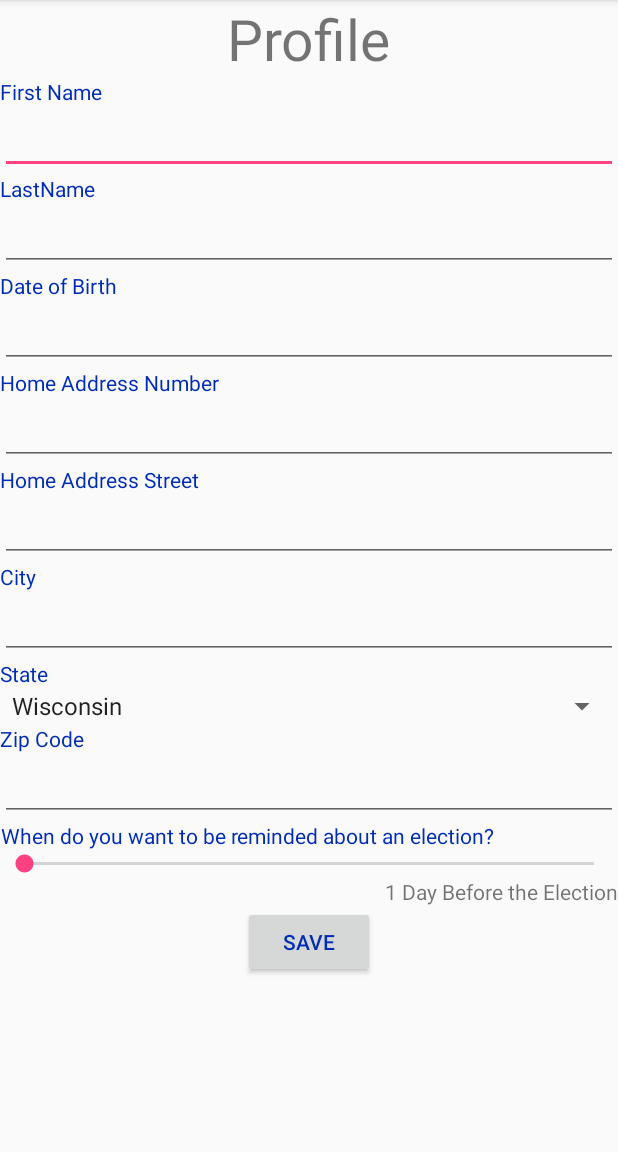
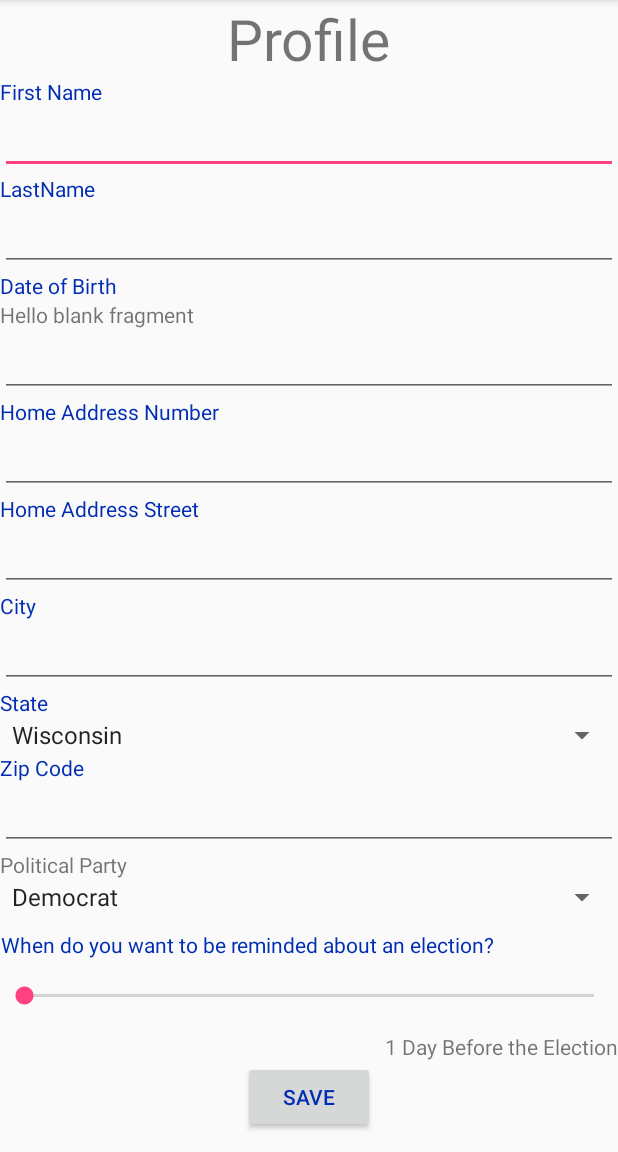
Before and after one commit to Phunkenstein/votair, an Android app: the fragment ProfileFragment shown on its own in the app's theme, on a phone screen of 412 x 824 dp, the part 84-1236 px from its top. Run offline under Robolectric (Android 15) with nearby library versions, the phone set to English and light mode, and no system bars; libraries missing offline, so code that uses them is left out: com.google.api.client; 2 statements that could not run were skipped.

Commit message:
Added beginnings of calendar select for profile. Added political party options to profile (doesn't send anything yet).

```diff
--- /dev/null
+++ b/app/src/main/java/com/montedigorno/votair/DatePickerFragment.java
@@ -0,0 +1,52 @@
+package com.montedigorno.votair;
+
+import android.app.DatePickerDialog;
+import android.app.Dialog;
+import android.content.Context;
+import android.net.Uri;
+import android.os.Bundle;
+import android.support.v4.app.DialogFragment;
+import android.support.v4.app.Fragment;
+import android.view.LayoutInflater;
+import android.view.View;
+import android.view.ViewGroup;
+import android.widget.DatePicker;
+
+import java.util.Calendar;
+
+
+/**
+ * A simple {@link Fragment} subclass.
+ * Activities that contain this fragment must implement the
+ * {@link DatePickerFragment.OnFragmentInteractionListener} interface
+ * to handle interaction events.
+ * Use the {@link DatePickerFragment#newInstance} factory method to
+ * create an instance of this fragment.
+ */
+public class DatePickerFragment extends DialogFragment
+        implements DatePickerDialog.OnDateSetListener {
+
+    @Override
+    public View onCreateView(LayoutInflater inflater, ViewGroup container,
+                             Bundle savedInstanceState) {
+        // Inflate the layout for this fragment
+        View datePickerView = inflater.inflate(R.layout.fragment_date_picker, container, false);
+        return datePickerView;
+    }
+
+        @Override
+    public Dialog onCreateDialog(Bundle savedInstanceState) {
+        // Use the current date as the default date in the picker
+        final Calendar c = Calendar.getInstance();
+        int year = c.get(Calendar.YEAR);
+        int month = c.get(Calendar.MONTH);
+        int day = c.get(Calendar.DAY_OF_MONTH);
+
+        // Create a new instance of DatePickerDialog and return it
+        return new DatePickerDialog(getActivity(), this, year, month, day);
+    }
+
+    public void onDateSet(DatePicker view, int year, int month, int day) {
+        // Do something with the date chosen by the user
+    }
+}
--- a/app/src/main/java/com/montedigorno/votair/ProfileFragment.java
+++ b/app/src/main/java/com/montedigorno/votair/ProfileFragment.java
@@ -190,14 +190,20 @@ public class ProfileFragment extends Fragment implements AdapterView.OnItemSelec
         });
 
 
-        Spinner spinner = (Spinner) profView.findViewById((R.id.state_spinner));
+        Spinner stateSpinner = (Spinner) profView.findViewById((R.id.state_spinner));
         // Create an ArrayAdapter using the string array and a default spinner layout
         ArrayAdapter<CharSequence> adapter = ArrayAdapter.createFromResource(context,
                 R.array.state_array, android.R.layout.simple_spinner_item);
         // Specify the layout to use when the list of choices appears
         adapter.setDropDownViewResource(android.R.layout.simple_spinner_dropdown_item);
         // Apply the adapter to the spinner
-        spinner.setAdapter(adapter);
+        stateSpinner.setAdapter(adapter);
+
+        Spinner partySpinner = (Spinner)profView.findViewById(R.id.party_spinner);
+        ArrayAdapter<CharSequence> partyAdapter = ArrayAdapter.createFromResource(context,
+                R.array.party_array, android.R.layout.simple_spinner_item);
+        adapter.setDropDownViewResource(android.R.layout.simple_spinner_dropdown_item);
+        partySpinner.setAdapter(partyAdapter);
 
         return profView;
     }
--- /dev/null
+++ b/app/src/main/res/layout/fragment_date_picker.xml
@@ -0,0 +1,13 @@
+<FrameLayout xmlns:android="http://schemas.android.com/apk/res/android"
+    xmlns:tools="http://schemas.android.com/tools"
+    android:layout_width="match_parent"
+    android:layout_height="match_parent"
+    tools:context="com.montedigorno.votair.DatePickerFragment">
+
+    <!-- TODO: Update blank fragment layout -->
+    <TextView
+        android:layout_width="match_parent"
+        android:layout_height="match_parent"
+        android:text="@string/hello_blank_fragment" />
+
+</FrameLayout>
--- a/app/src/main/res/layout/fragment_profile.xml
+++ b/app/src/main/res/layout/fragment_profile.xml
@@ -58,6 +58,13 @@
             android:text="Date of Birth"
             android:id="@+id/textView3"
             android:textColor="#002db3"/>
+
+        <fragment
+            android:layout_width="match_parent"
+            android:layout_height="wrap_content"
+            android:name="com.montedigorno.votair.DatePickerFragment"
+            android:id="@+id/fragment"
+            tools:layout="@layout/fragment_date_picker" />
 
         <EditText
             android:layout_width="match_parent"
@@ -142,17 +149,32 @@
             android:layout_width="wrap_content"
             android:layout_height="wrap_content"
             android:textAppearance="?android:attr/textAppearanceSmall"
+            android:text="Political Party"
+            android:id="@+id/partyTitleID" />
+
+        <Spinner
+            android:layout_width="match_parent"
+            android:layout_height="wrap_content"
+            android:id="@+id/party_spinner" />
+
+        <TextView
+            android:layout_width="wrap_content"
+            android:layout_height="wrap_content"
+            android:textAppearance="?android:attr/textAppearanceSmall"
             android:text="When do you want to be reminded about an election?"
             android:id="@+id/numDaysReminderTitleID"
             android:gravity="center_horizontal"
-            android:textColor="#002db3"/>
+            android:textColor="#002db3"
+            android:layout_marginBottom="15dp"
+            android:layout_marginTop="10dp"/>
 
         <SeekBar
             android:layout_width="match_parent"
             android:layout_height="wrap_content"
             android:id="@+id/numDaysSeekBarID"
             android:layout_gravity="center_horizontal"
-            android:max="49"/>
+            android:max="49"
+            android:layout_marginBottom="15dp"/>
 
         <TextView
             android:layout_width="wrap_content"
--- a/app/src/main/res/values/strings.xml
+++ b/app/src/main/res/values/strings.xml
@@ -14,4 +14,12 @@
     <string-array name="state_array">
         <item>Wisconsin</item>
     </string-array>
+    <string-array name="party_array">
+        <item>Democrat</item>
+        <item>Republican</item>
+        <item>Libertarian</item>
+        <item>Green</item>
+        <item>Socialist</item>
+        <item>Pirate</item>
+    </string-array>
 </resources>
```
